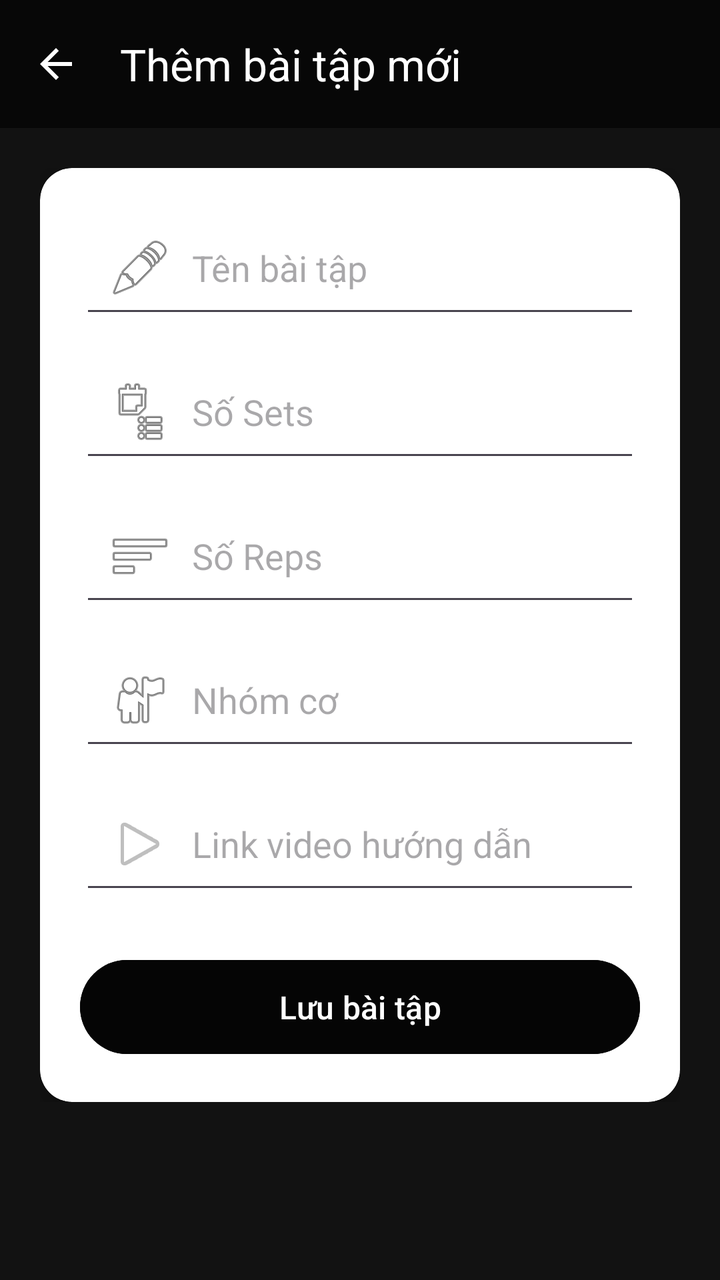
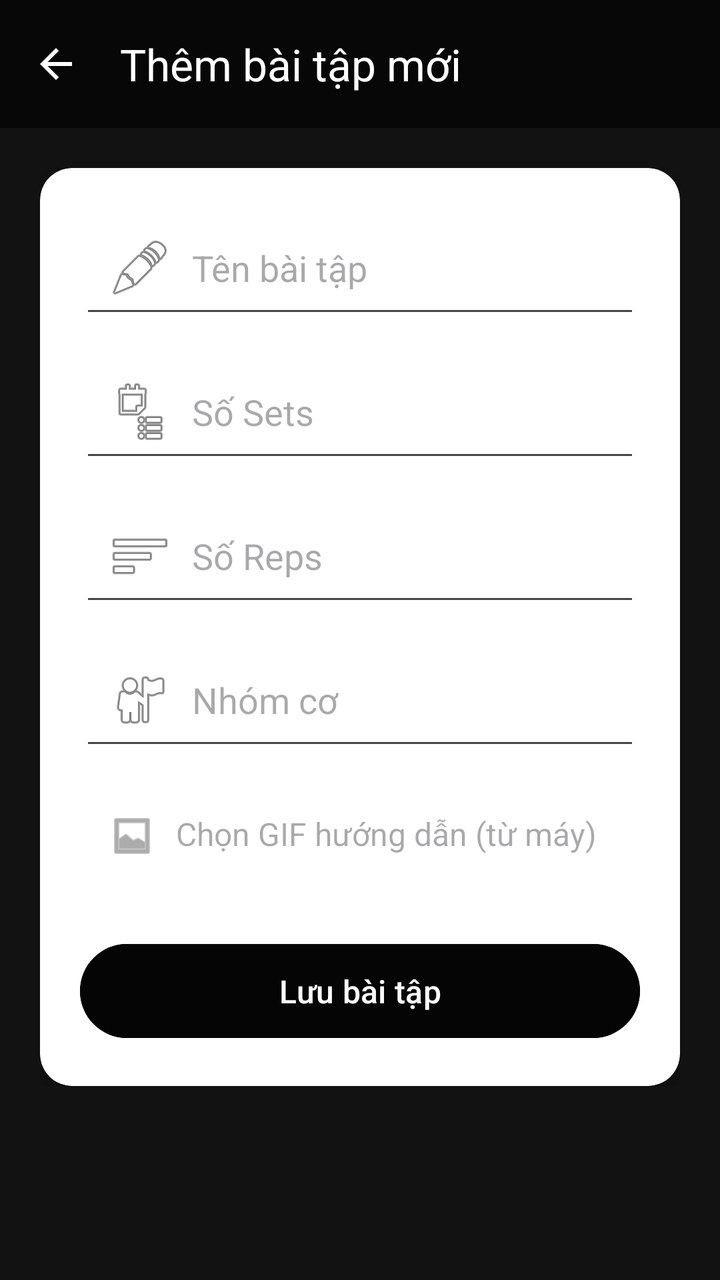

Two renders of the same Android screen: before a commit and after it. Below are the layout's source before the change and the commit's diff.
<!-- AndroidManifest.xml: application theme Theme.FitBody -->
<!-- res/layout/activity_add_workout.xml -->
<?xml version="1.0" encoding="utf-8"?>
<LinearLayout xmlns:android="http://schemas.android.com/apk/res/android"
    xmlns:app="http://schemas.android.com/apk/res-auto"
    android:layout_width="match_parent"
    android:layout_height="match_parent"
    android:orientation="vertical"
    android:fitsSystemWindows="true"
    android:background="#121212">

    
    <androidx.appcompat.widget.Toolbar
        android:id="@+id/toolbar"
        android:layout_width="match_parent"
        android:layout_height="?attr/actionBarSize"
        android:background="#070707"
        app:title="Thêm bài tập mới"
        app:titleTextColor="@android:color/white"
        app:navigationIcon="@drawable/ic_back" />

    <ScrollView
        android:layout_width="match_parent"
        android:layout_height="match_parent">

        <LinearLayout
            android:layout_width="match_parent"
            android:layout_height="wrap_content"
            android:orientation="vertical"
            android:padding="20dp">

            <androidx.cardview.widget.CardView
                android:layout_width="match_parent"
                android:layout_height="wrap_content"
                app:cardCornerRadius="16dp"
                app:cardElevation="6dp">

                <LinearLayout
                    android:layout_width="match_parent"
                    android:layout_height="wrap_content"
                    android:orientation="vertical"
                    android:padding="20dp">

                    <EditText
                        android:id="@+id/edtName"
                        android:layout_width="match_parent"
                        android:layout_height="wrap_content"
                        android:hint="Tên bài tập"
                        android:drawableStart="@android:drawable/ic_menu_edit"
                        android:drawablePadding="10dp"
                        android:padding="14dp"
                        android:inputType="textCapWords" />

                    <EditText
                        android:id="@+id/edtSets"
                        android:layout_width="match_parent"
                        android:layout_height="wrap_content"
                        android:layout_marginTop="12dp"
                        android:hint="Số Sets"
                        android:inputType="number"
                        android:drawableStart="@android:drawable/ic_menu_agenda"
                        android:drawablePadding="10dp"
                        android:padding="14dp" />

                    <EditText
                        android:id="@+id/edtReps"
                        android:layout_width="match_parent"
                        android:layout_height="wrap_content"
                        android:layout_marginTop="12dp"
                        android:hint="Số Reps"
                        android:inputType="number"
                        android:drawableStart="@android:drawable/ic_menu_sort_by_size"
                        android:drawablePadding="10dp"
                        android:padding="14dp" />

                    <EditText
                        android:id="@+id/edtMuscle"
                        android:layout_width="match_parent"
                        android:layout_height="wrap_content"
                        android:layout_marginTop="12dp"
                        android:hint="Nhóm cơ"
                        android:drawableStart="@android:drawable/ic_menu_myplaces"
                        android:drawablePadding="10dp"
                        android:padding="14dp"
                        android:inputType="text" />

                    <EditText
                        android:id="@+id/edtVideo"
                        android:layout_width="match_parent"
                        android:layout_height="wrap_content"
                        android:layout_marginTop="12dp"
                        android:hint="Link video hướng dẫn"
                        android:inputType="textUri"
                        android:drawableStart="@android:drawable/ic_media_play"
                        android:drawablePadding="10dp"
                        android:padding="14dp" />

                    <Button
                        android:id="@+id/btnSave"
                        android:layout_width="match_parent"
                        android:layout_height="55dp"
                        android:layout_marginTop="24dp"
                        android:backgroundTint="#050505"
                        android:text="Lưu bài tập"
                        android:textAllCaps="false"
                        android:textColor="@android:color/white"
                        android:textSize="16sp" />

                </LinearLayout>

            </androidx.cardview.widget.CardView>

        </LinearLayout>

    </ScrollView>

</LinearLayout>
<!-- resources referenced by this layout -->
<resources>
  <!-- drawable ic_back (drawable) -->
  <vector xmlns:android="http://schemas.android.com/apk/res/android"
      android:width="24dp"
      android:height="24dp"
      android:viewportWidth="24"
      android:viewportHeight="24"
      android:tint="@android:color/white">
  
      <path
          android:fillColor="@android:color/white"
          android:pathData="M20,11H7.83l5.59,-5.59L12,4l-8,8 8,8 1.41,-1.41L7.83,13H20v-2z"/>
  </vector>
  <style name="Theme.FitBody" parent="Theme.Material3.DayNight.NoActionBar">
          <item name="colorPrimary">@color/primary</item>
          <item name="android:windowBackground">@color/app_background</item>
          <item name="android:statusBarColor">@color/app_background</item>
          <item name="android:navigationBarColor">@color/app_background</item>
  
          
          <item name="colorSurface">@color/card_background</item>
          <item name="colorOnSurface">@color/text_primary</item>
          <item name="colorOnSurfaceVariant">@color/text_secondary</item>
          <item name="colorOutline">@color/text_secondary</item>
      </style>
  <color name="primary">#7C4DFF</color>
  <color name="app_background">#F5F5F5</color>
  <color name="card_background">#FFFFFF</color>
  <color name="text_primary">#121212</color>
  <color name="text_secondary">#757575</color>
</resources>

<!-- the commit's change to res/layout/activity_add_workout.xml (unified diff, before → after) -->
@@ -82,16 +82,33 @@
                         android:padding="14dp"
                         android:inputType="text" />
 
-                    <EditText
-                        android:id="@+id/edtVideo"
+                    <LinearLayout
+                        android:id="@+id/btnSelectGif"
                         android:layout_width="match_parent"
                         android:layout_height="wrap_content"
                         android:layout_marginTop="12dp"
-                        android:hint="Link video hướng dẫn"
-                        android:inputType="textUri"
-                        android:drawableStart="@android:drawable/ic_media_play"
-                        android:drawablePadding="10dp"
-                        android:padding="14dp" />
+                        android:background="?attr/selectableItemBackground"
+                        android:clickable="true"
+                        android:focusable="true"
+                        android:orientation="horizontal"
+                        android:padding="14dp">
+
+                        <ImageView
+                            android:layout_width="24dp"
+                            android:layout_height="24dp"
+                            android:src="@android:drawable/ic_menu_gallery"
+                            app:tint="#757575" />
+
+                        <TextView
+                            android:id="@+id/txtGifPath"
+                            android:layout_width="0dp"
+                            android:layout_height="wrap_content"
+                            android:layout_marginStart="10dp"
+                            android:layout_weight="1"
+                            android:hint="Chọn GIF hướng dẫn (từ máy)"
+                            android:textColor="#FFFFFF"
+                            android:textSize="16sp" />
+                    </LinearLayout>
 
                     <Button
                         android:id="@+id/btnSave"
